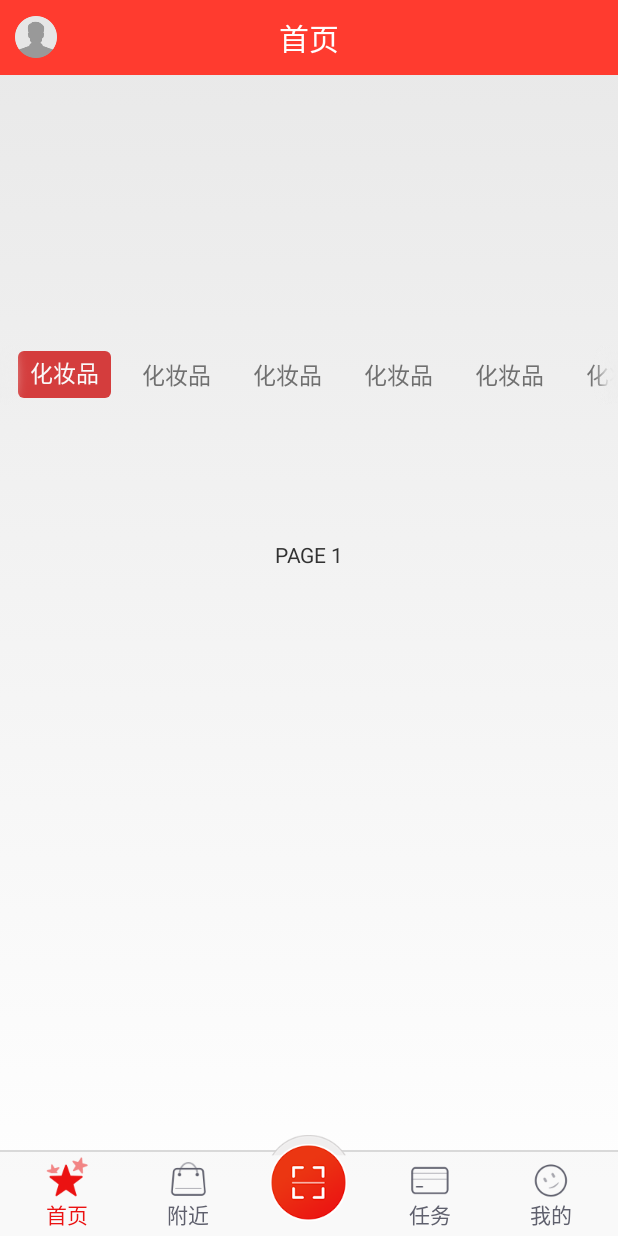
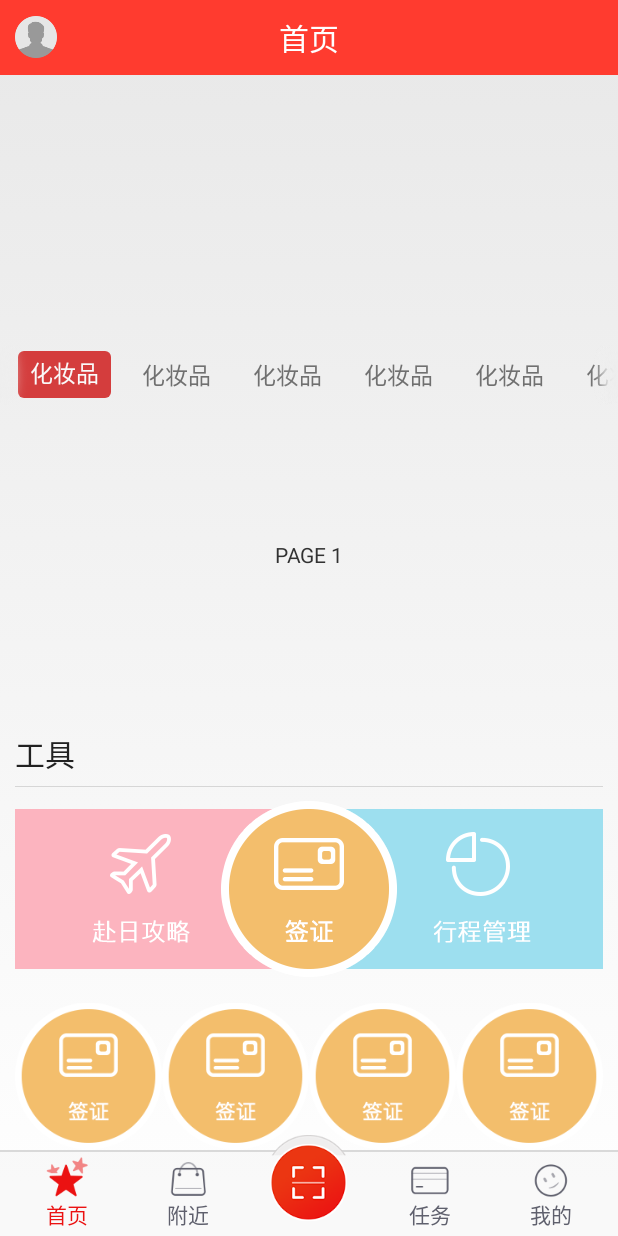
Before and after one commit to wangfanforever/FunShopping, an Android app: the screen it shows after launch (FunShoppingMainActivity), on a phone screen of 412 x 824 dp. Run offline under Robolectric (Android 15) with nearby library versions, the phone set to English and light mode, and no system bars; libraries missing offline, so code that uses them is left out: com.facebook.drawee, com.facebook.imagepipeline; 11 statements that could not run were skipped.

Commit message:
添加工具子布局

```diff
--- a/app/src/main/java/com/funguide/funshopping/module/home/HomeFragment.java
+++ b/app/src/main/java/com/funguide/funshopping/module/home/HomeFragment.java
@@ -70,7 +70,9 @@ public class HomeFragment extends BaseFragment {
     public void onActivityCreated(Bundle savedInstanceState) {
         super.onActivityCreated(savedInstanceState);
         initBinner();
+        initToolsLayout();
     }
+
 
     /* 初始化广告 */
     private void initBinner(){
@@ -81,7 +83,7 @@ public class HomeFragment extends BaseFragment {
         for (int i = 0 ; i < img_path.length; i++){
             Uri uri = Uri.parse(img_path[i]);
             SimpleDraweeView draweeView = new SimpleDraweeView(getActivity());
-            DraweeViewHelper.configDraweeView(getActivity(), uri , draweeView);
+            DraweeViewHelper.configDraweeView(getActivity(), uri, draweeView);
             draweeView.setId(i);
             adPicViews.add(draweeView);
         }
@@ -92,6 +94,11 @@ public class HomeFragment extends BaseFragment {
         adViewPager.setCycle(true);
         adViewPager.setSlideBorderMode(AutoScrollViewPager.SLIDE_BORDER_MODE_CYCLE);
         adViewPager.setAdapter(funAdViewPagerAdpter);
+    }
+
+    private void initToolsLayout() {
+        View view = LayoutInflater.from(getActivity()).inflate(R.layout.fragment_home_tools_view, null);
+        homeLayoutContainer.addView(view);
     }
 
     @Override
--- a/app/src/main/res/layout/fragment_home.xml
+++ b/app/src/main/res/layout/fragment_home.xml
@@ -3,10 +3,9 @@
     android:layout_height="match_parent">
 
     <LinearLayout
-        android:id="@+id/home_container_lly"
+        android:orientation="vertical"
         android:layout_width="match_parent"
-        android:layout_height="wrap_content"
-        android:orientation="vertical">
+        android:layout_height="wrap_content">
 
         <com.funguide.funshopping.view.autoscrollviewpager.AutoScrollViewPager
             android:id="@+id/home_ad_viewpager"
@@ -32,9 +31,16 @@
             <android.support.v4.view.ViewPager android:id="@+id/view_pager"
                 android:layout_width="match_parent"
                 android:layout_height="200dp"
-             />
+                />
         </LinearLayout>
+
+        <LinearLayout
+            android:layout_marginTop="7dp"
+            android:id="@+id/home_container_lly"
+            android:layout_width="match_parent"
+            android:padding="10dp"
+            android:layout_height="wrap_content"
+            android:orientation="vertical" />
     </LinearLayout>
 
-
 </com.funguide.funshopping.view.FunScrollView>
--- /dev/null
+++ b/app/src/main/res/layout/fragment_home_shop_view.xml
@@ -0,0 +1,32 @@
+<?xml version="1.0" encoding="utf-8"?>
+<LinearLayout xmlns:android="http://schemas.android.com/apk/res/android"
+    android:orientation="vertical" android:layout_width="match_parent"
+    android:layout_height="match_parent">
+
+    <LinearLayout
+        android:layout_width="match_parent"
+        android:layout_height="wrap_content"
+        android:orientation="horizontal">
+        <TextView
+            android:layout_width="0dp"
+            android:layout_weight="1"
+            android:layout_height="wrap_content"
+            style="@style/home_title"
+            android:text="商城"/>
+        <ImageView
+            android:layout_width="wrap_content"
+            android:layout_height="wrap_content"
+            android:src="@drawable/btn_jiandou"
+            />
+    </LinearLayout>
+    <TextView
+        android:layout_marginTop="10px"
+        android:layout_marginBottom="14px"
+        style="@style/division_line"/>
+    <GridView
+        android:layout_width="match_parent"
+        android:layout_height="wrap_content">
+
+    </GridView>
+
+</LinearLayout>
--- /dev/null
+++ b/app/src/main/res/layout/fragment_home_tools_view.xml
@@ -0,0 +1,95 @@
+<?xml version="1.0" encoding="utf-8"?>
+<LinearLayout
+    xmlns:android="http://schemas.android.com/apk/res/android"
+    android:id="@+id/fragment_tools_content_lly"
+    android:orientation="vertical"
+    android:layout_width="match_parent" android:layout_height="match_parent">
+    <TextView
+        android:layout_width="wrap_content"
+        android:layout_height="wrap_content"
+        android:text="@string/tool"
+        android:textColor="#212121"
+        android:textSize="30px"/>
+
+    <TextView
+        android:layout_marginTop="10px"
+        android:layout_marginBottom="14px"
+        style="@style/division_line"/>
+
+    <RelativeLayout
+        android:layout_gravity="center_horizontal"
+        android:layout_width="match_parent"
+        android:layout_height="wrap_content">
+        <LinearLayout
+            android:layout_width="wrap_content"
+            android:layout_height="wrap_content"
+            android:layout_centerInParent="true"
+            android:orientation="horizontal">
+            <ImageButton
+                android:id="@+id/fragment_home_tools_gonglue_ibt"
+                android:src="@drawable/btn_gonglue"
+                android:layout_width="wrap_content"
+                android:layout_weight="1"
+                android:layout_marginRight="15dp"
+                android:background="@null"
+                android:layout_height="wrap_content"/>
+            <ImageButton
+                android:id="@+id/fragment_home_tools_xingcheng_ibt"
+                android:layout_width="wrap_content"
+                android:layout_weight="1"
+                android:background="@null"
+                android:layout_marginLeft="15dp"
+                android:layout_height="wrap_content"
+                android:src="@drawable/btn_xingcheng"/>
+        </LinearLayout>
+        <ImageButton
+            android:id="@+id/fragment_home_tools_qianzheng_ibt"
+            android:layout_centerInParent="true"
+            android:src="@drawable/btn_qianzheng"
+            android:background="@null"
+            android:layout_width="wrap_content"
+            android:layout_height="wrap_content" />
+    </RelativeLayout>
+    <LinearLayout
+        android:layout_marginTop="7dp"
+        android:layout_width="match_parent"
+        android:layout_height="wrap_content"
+        android:orientation="horizontal">
+        <ImageButton
+            android:id="@+id/fragment_home_tools_zhangdan_ibt"
+            android:layout_width="0dp"
+            android:layout_weight="1"
+            android:layout_height="wrap_content"
+            android:background="@null"
+            android:scaleType="fitCenter"
+            android:src="@drawable/btn_qianzheng"/>
+
+        <ImageButton
+            android:id="@+id/fragment_home_tools_paima_ibt"
+            android:layout_width="0dp"
+            android:layout_weight="1"
+            android:layout_height="wrap_content"
+            android:background="@null"
+            android:scaleType="fitCenter"
+            android:src="@drawable/btn_qianzheng"/>
+
+        <ImageButton
+            android:id="@+id/fragment_home_tools_jifen_ibt"
+            android:layout_width="0dp"
+            android:layout_weight="1"
+            android:layout_height="wrap_content"
+            android:scaleType="fitCenter"
+            android:background="@null"
+            android:src="@drawable/btn_qianzheng"/>
+
+        <ImageButton
+            android:id="@+id/fragment_home_tools_fenxiang_ibt"
+            android:layout_width="0dp"
+            android:layout_weight="1"
+            android:layout_height="wrap_content"
+            android:scaleType="fitCenter"
+            android:background="@null"
+            android:src="@drawable/btn_qianzheng"/>
+    </LinearLayout>
+
+</LinearLayout>
--- a/app/src/main/res/values/strings.xml
+++ b/app/src/main/res/values/strings.xml
@@ -3,4 +3,5 @@
 
 <!-- TODO: Remove or change this placeholder text -->
     <string name="hello_blank_fragment">Hello blank fragment</string>
+    <string name="tool">工具</string>
 </resources>
--- a/app/src/main/res/values/styles.xml
+++ b/app/src/main/res/values/styles.xml
@@ -1,4 +1,14 @@
 <resources>
 
+    <style name="division_line">
+        <item name="android:layout_width">match_parent</item>
+        <item name="android:layout_height">1px</item>
+        <item name="android:background">#d6d6d6</item>
+    </style>
+
+    <style name="home_title">
+        <item name="android:textColor">#212121</item>
+        <item name="android:textSize">30px</item>
+    </style>
 
 </resources>
```
Also changed, not shown: app/src/main/res/drawable-hdpi/btn_gonglue.png (added), app/src/main/res/drawable-hdpi/btn_qianzheng.png (added), app/src/main/res/drawable-hdpi/btn_xingcheng.png (added), app/src/main/res/drawable-mdpi/btn_gonglue.png (added), app/src/main/res/drawable-mdpi/btn_qianzheng.png (added), app/src/main/res/drawable-mdpi/btn_xingcheng.png (added), app/src/main/res/drawable-xhdpi/btn_gonglue.png (added), app/src/main/res/drawable-xhdpi/btn_jiandou.png (added), app/src/main/res/drawable-xhdpi/btn_qianzheng.png (added), app/src/main/res/drawable-xhdpi/btn_xingcheng.png (added), app/src/main/res/drawable-xxhdpi/btn_gonglue.png (added), app/src/main/res/drawable-xxhdpi/btn_qianzheng.png (added), app/src/main/res/drawable-xxhdpi/btn_xingcheng.png (added).
